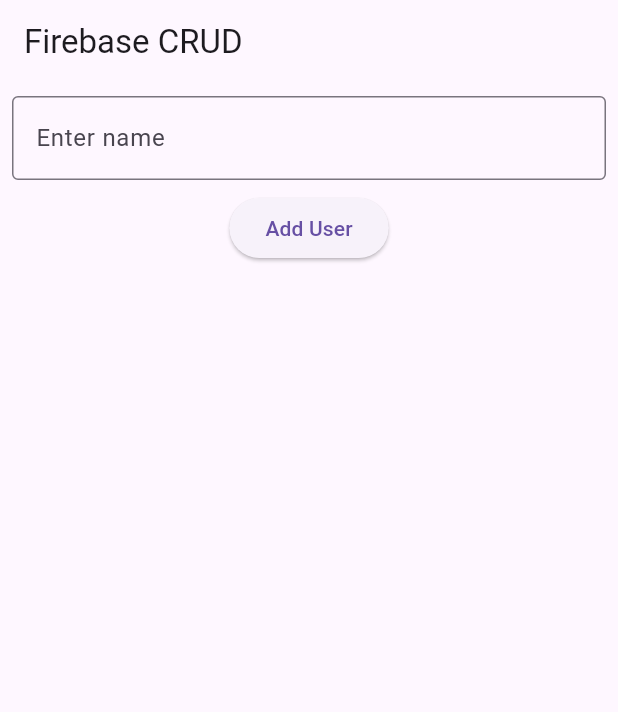
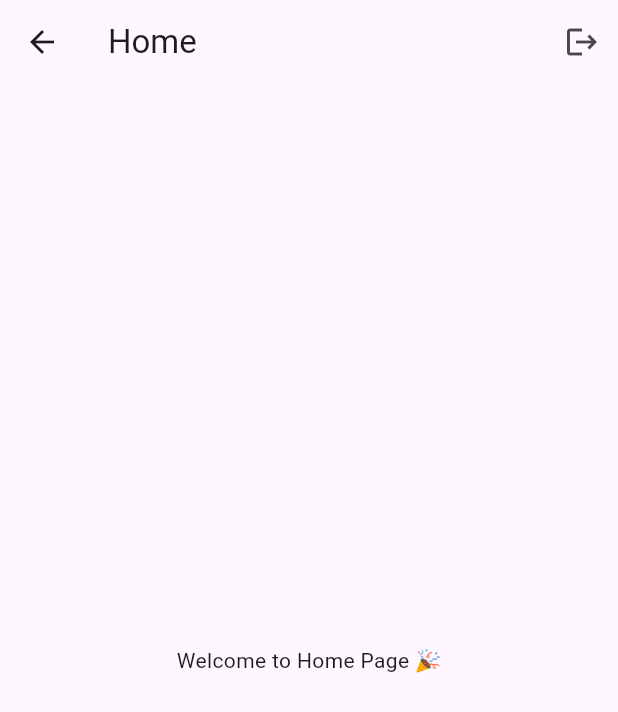
Before and after one commit to binaryshack/token_management_user, a Flutter app: the HomePage screen opened directly, on a phone screen of 412 x 824 dp. Shown: the top 712 px of the screen. Run offline on Flutter 3.47's test engine with Material 3 defaults, Android fonts, the phone set to English and light mode, and no system bars; our stand-ins replace firebase_auth, firebase_core, go_router, shared_preferences; accounts and stored records are empty.

Commit message:
authentication,route added

```diff
--- a/lib/core/routes/routes.dart
+++ b/lib/core/routes/routes.dart
@@ -0,0 +1,45 @@
+import 'package:flutter/material.dart';
+import 'package:go_router/go_router.dart';
+import 'package:token_management_user/views/Home/home_page.dart';
+import 'package:token_management_user/views/RegisterUser/register_user.dart';
+import 'package:token_management_user/views/SplashScreen/splash_screen.dart';
+import 'package:token_management_user/views/auth/login_page.dart';
+import 'package:token_management_user/views/auth/signup_page.dart';
+
+// You can navigate like this anywhere in your app:
+
+// Navigator.push()==> context.push("/profile");
+// Navigator.pushReplacement()==> context.pushReplacement("/route");
+
+class AppRouter {
+  static final GoRouter router = GoRouter(
+    initialLocation: "/splash",
+    routes: [
+      GoRoute(
+        path: "/login",
+        builder: (BuildContext context, GoRouterState state) =>
+            const LoginPage(),
+      ),
+      GoRoute(
+        path: "/signup",
+        builder: (BuildContext context, GoRouterState state) =>
+            const SignUpPage(),
+      ),
+      GoRoute(
+        path: "/home",
+        builder: (BuildContext context, GoRouterState state) =>
+            const HomePage(),
+      ),
+      GoRoute(
+        path: "/splash",
+        builder: (BuildContext context, GoRouterState state) =>
+            const SplashScreen(),
+      ),
+      GoRoute(
+        path: "/user_registration",
+        builder: (BuildContext context, GoRouterState state) =>
+            const RegistrationPage(),
+      ),
+    ],
+  );
+}
--- a/lib/main.dart
+++ b/lib/main.dart
@@ -1,7 +1,11 @@
 import 'package:flutter/material.dart';
 import 'package:firebase_core/firebase_core.dart';
+import 'package:provider/provider.dart';
+import 'package:token_management_user/controller/auth_contoller.dart';
+import 'package:token_management_user/core/routes/routes.dart';
+import 'package:token_management_user/repository/auth_repository.dart';
 import 'core/firebase/firebase_options.dart';
-import 'package:cloud_firestore/cloud_firestore.dart';
+import 'services/firebase_auth_services.dart';
 
 void main() async {
   WidgetsFlutterBinding.ensureInitialized();
@@ -14,107 +18,18 @@
 
   @override
   Widget build(BuildContext context) {
-    return MaterialApp(
-      debugShowCheckedModeBanner: false,
-      title: 'Firebase CRUD',
-      theme: ThemeData(primarySwatch: Colors.blue),
-      home: const HomePage(),
-    );
-  }
-}
-
-class HomePage extends StatefulWidget {
-  const HomePage({super.key});
-
-  @override
-  State<HomePage> createState() => _HomePageState();
-}
-
-class _HomePageState extends State<HomePage> {
-  final TextEditingController _nameController = TextEditingController();
-  final CollectionReference _users = FirebaseFirestore.instance.collection(
-    'users',
-  );
-
-  // CREATE
-  Future<void> _addUser(String name) async {
-    await _users.add({"name": name});
-  }
-
-  // UPDATE
-  Future<void> _updateUser(String id, String newName) async {
-    await _users.doc(id).update({"name": newName});
-  }
-
-  // DELETE
-  Future<void> _deleteUser(String id) async {
-    await _users.doc(id).delete();
-  }
-
-  @override
-  Widget build(BuildContext context) {
-    return Scaffold(
-      appBar: AppBar(title: const Text("Firebase CRUD")),
-      body: Column(
-        children: [
-          Padding(
-            padding: const EdgeInsets.all(8.0),
-            child: TextField(
-              controller: _nameController,
-              decoration: const InputDecoration(
-                labelText: "Enter name",
-                border: OutlineInputBorder(),
-              ),
-            ),
-          ),
-          ElevatedButton(
-            onPressed: () {
-              if (_nameController.text.isNotEmpty) {
-                _addUser(_nameController.text);
-                _nameController.clear();
-              }
-            },
-            child: const Text("Add User"),
-          ),
-          const SizedBox(height: 20),
-          Expanded(
-            child: StreamBuilder<QuerySnapshot>(
-              stream: _users.snapshots(),
-              builder: (context, snapshot) {
-                if (snapshot.hasError) return const Text("Error loading data");
-                if (snapshot.connectionState == ConnectionState.waiting) {
-                  return const CircularProgressIndicator();
-                }
-                final data = snapshot.requireData;
-
-                return ListView.builder(
-                  itemCount: data.size,
-                  itemBuilder: (context, index) {
-                    final doc = data.docs[index];
-                    return ListTile(
-                      title: Text(doc['name']),
-                      trailing: Row(
-                        mainAxisSize: MainAxisSize.min,
-                        children: [
-                          IconButton(
-                            icon: const Icon(Icons.edit),
-                            onPressed: () {
-                              _updateUser(doc.id, "${doc['name']} (updated)");
-                            },
-                          ),
-                          IconButton(
-                            icon: const Icon(Icons.delete),
-                            onPressed: () => _deleteUser(doc.id),
-                          ),
-                        ],
-                      ),
-                    );
-                  },
-                );
-              },
-            ),
-          ),
-        ],
+    return MultiProvider(
+      providers: [
+        ChangeNotifierProvider(
+          create: (_) =>
+              AuthController(UserAuthRepository(FirebaseAuthService())),
+        ),
+      ],
+      child: MaterialApp.router(
+        debugShowCheckedModeBanner: false,
+        title: 'Token Management Application',
+        theme: ThemeData(primarySwatch: Colors.blue),
+        routerConfig: AppRouter.router,
       ),
     );
   }
--- /dev/null
+++ b/lib/views/Home/home_page.dart
@@ -0,0 +1,29 @@
+import 'package:flutter/material.dart';
+import 'package:go_router/go_router.dart';
+import 'package:provider/provider.dart';
+import 'package:token_management_user/controller/auth_contoller.dart';
+
+class HomePage extends StatelessWidget {
+  const HomePage({super.key});
+
+  @override
+  Widget build(BuildContext context) {
+    final controller = Provider.of<AuthController>(context, listen: false);
+
+    return Scaffold(
+      appBar: AppBar(
+        title: const Text("Home"),
+        actions: [
+          IconButton(
+            icon: const Icon(Icons.logout),
+            onPressed: () async {
+              await controller.logout();
+              context.go("/login"); // ✅ go back to login
+            },
+          ),
+        ],
+      ),
+      body: const Center(child: Text("Welcome to Home Page 🎉")),
+    );
+  }
+}
--- a/lib/views/auth/home_page.dart
+++ /dev/null
@@ -1,10 +0,0 @@
-import 'package:flutter/material.dart';
-
-class HomePage extends StatelessWidget {
-  const HomePage({super.key});
-
-  @override
-  Widget build(BuildContext context) {
-    return Scaffold();
-  }
-}
--- a/pubspec.yaml
+++ b/pubspec.yaml
@@ -36,6 +36,10 @@
   cupertino_icons: ^1.0.8
   firebase_core: ^4.0.0
   cloud_firestore: ^6.0.0
+  shared_preferences: ^2.5.3
+  firebase_auth: ^6.0.1
+  go_router: ^16.2.0
+  provider: ^6.1.5+1
 
 dev_dependencies:
   flutter_test:
```
Also changed, not shown: lib/controller/auth_contoller.dart (added, +39 -0 lines), lib/repository/auth_repository.dart (+34 -0 lines), lib/services/firebase_auth_services.dart (+25 -0 lines), lib/views/RegisterUser/register_user.dart (added, +63 -0 lines), lib/views/SplashScreen/splash_screen.dart (added, +28 -0 lines), lib/views/auth/login_page.dart (+41 -1 lines), lib/views/auth/new_page.dart (deleted, +0 -10 lines), lib/views/auth/signup_page.dart (+43 -3 lines), pubspec.lock, 4 other files.
